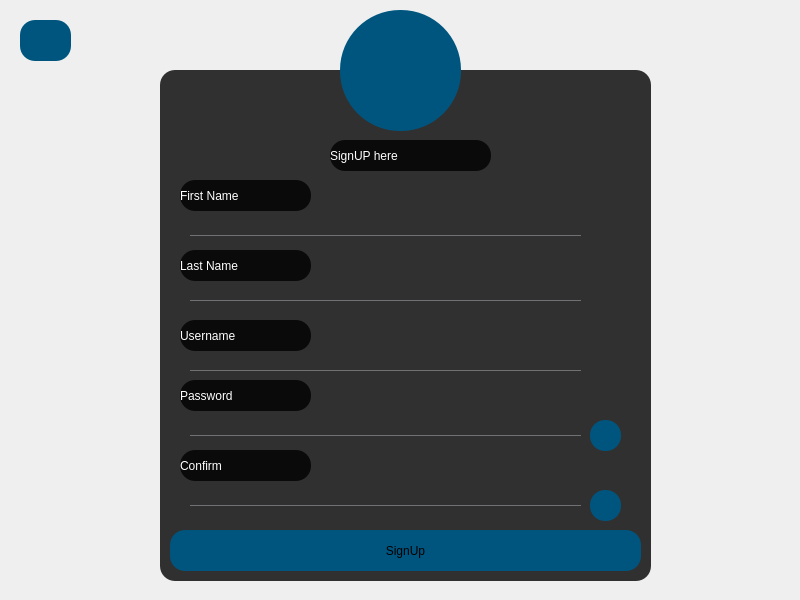
Before: the Qt Designer form messenger/signup.ui in aliomidi3002/Messenger, drawn with Qt 5.
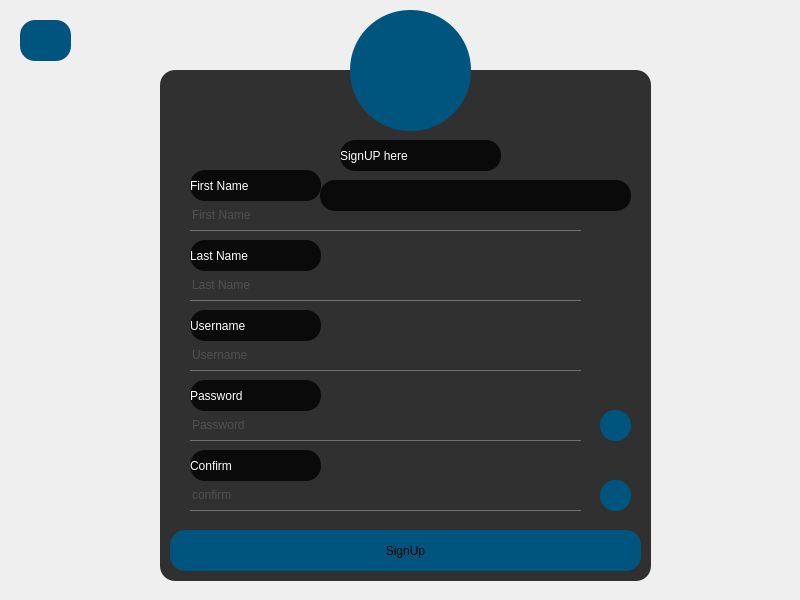
After: the same form once the commit is applied. Icons and pictures are not drawn.

```diff
--- a/messenger/signup.ui
+++ b/messenger/signup.ui
@@ -41,13 +41,6 @@
 }
 
 
-QLabel{
-color:white;
-border-radius:15px;
-font: 900 14pt &quot;Segoe UI Black&quot;;
-}
-
-
 QLineEdit{
 background:transparent;
 border:none;
@@ -73,12 +66,17 @@
    <widget class="QLabel" name="label">
     <property name="geometry">
      <rect>
-      <x>20</x>
-      <y>110</y>
+      <x>30</x>
+      <y>100</y>
       <width>131</width>
       <height>31</height>
      </rect>
     </property>
+    <property name="styleSheet">
+     <string notr="true">color:white;
+border-radius:15px;
+font: 900 14pt &quot;Segoe UI Black&quot;;</string>
+    </property>
     <property name="text">
      <string>First Name</string>
     </property>
@@ -86,12 +84,17 @@
    <widget class="QLabel" name="label_2">
     <property name="geometry">
      <rect>
-      <x>20</x>
-      <y>180</y>
+      <x>30</x>
+      <y>170</y>
       <width>131</width>
       <height>31</height>
      </rect>
     </property>
+    <property name="styleSheet">
+     <string notr="true">color:white;
+border-radius:15px;
+font: 900 14pt &quot;Segoe UI Black&quot;;</string>
+    </property>
     <property name="text">
      <string>Last Name</string>
     </property>
@@ -99,12 +102,17 @@
    <widget class="QLabel" name="label_3">
     <property name="geometry">
      <rect>
-      <x>20</x>
-      <y>250</y>
+      <x>30</x>
+      <y>240</y>
       <width>131</width>
       <height>31</height>
      </rect>
     </property>
+    <property name="styleSheet">
+     <string notr="true">color:white;
+border-radius:15px;
+font: 900 14pt &quot;Segoe UI Black&quot;;</string>
+    </property>
     <property name="text">
      <string>Username</string>
     </property>
@@ -112,12 +120,17 @@
    <widget class="QLabel" name="label_4">
     <property name="geometry">
      <rect>
-      <x>20</x>
+      <x>30</x>
       <y>310</y>
       <width>131</width>
       <height>31</height>
      </rect>
     </property>
+    <property name="styleSheet">
+     <string notr="true">color:white;
+border-radius:15px;
+font: 900 14pt &quot;Segoe UI Black&quot;;</string>
+    </property>
     <property name="text">
      <string>Password</string>
     </property>
@@ -125,12 +138,17 @@
    <widget class="QLabel" name="label_5">
     <property name="geometry">
      <rect>
-      <x>20</x>
+      <x>30</x>
       <y>380</y>
       <width>131</width>
       <height>31</height>
      </rect>
     </property>
+    <property name="styleSheet">
+     <string notr="true">color:white;
+border-radius:15px;
+font: 900 14pt &quot;Segoe UI Black&quot;;</string>
+    </property>
     <property name="text">
      <string>Confirm</string>
     </property>
@@ -138,12 +156,17 @@
    <widget class="QLabel" name="label_6">
     <property name="geometry">
      <rect>
-      <x>170</x>
+      <x>180</x>
       <y>70</y>
       <width>161</width>
       <height>31</height>
      </rect>
     </property>
+    <property name="styleSheet">
+     <string notr="true">color:white;
+border-radius:15px;
+font: 900 14pt &quot;Segoe UI Black&quot;;</string>
+    </property>
     <property name="text">
      <string>SignUP here</string>
     </property>
@@ -165,63 +188,93 @@
     <property name="geometry">
      <rect>
       <x>30</x>
-      <y>150</y>
+      <y>130</y>
       <width>391</width>
-      <height>16</height>
+      <height>31</height>
      </rect>
     </property>
+    <property name="styleSheet">
+     <string notr="true">font: 12pt &quot;Segoe UI&quot;;</string>
+    </property>
+    <property name="placeholderText">
+     <string>First Name</string>
+    </property>
    </widget>
    <widget class="QLineEdit" name="lineEdit_2">
     <property name="geometry">
      <rect>
       <x>30</x>
-      <y>210</y>
+      <y>200</y>
       <width>391</width>
-      <height>21</height>
+      <height>31</height>
      </rect>
     </property>
+    <property name="styleSheet">
+     <string notr="true">font: 12pt &quot;Segoe UI&quot;;</string>
+    </property>
+    <property name="placeholderText">
+     <string>Last Name</string>
+    </property>
    </widget>
    <widget class="QLineEdit" name="lineEdit_3">
     <property name="geometry">
      <rect>
       <x>30</x>
-      <y>280</y>
+      <y>270</y>
       <width>391</width>
-      <height>21</height>
+      <height>31</height>
      </rect>
     </property>
+    <property name="styleSheet">
+     <string notr="true">font: 12pt &quot;Segoe UI&quot;;</string>
+    </property>
+    <property name="placeholderText">
+     <string>Username</string>
+    </property>
    </widget>
    <widget class="QLineEdit" name="lineEdit_p">
     <property name="geometry">
      <rect>
       <x>30</x>
-      <y>350</y>
+      <y>340</y>
       <width>391</width>
-      <height>16</height>
+      <height>31</height>
      </rect>
     </property>
+    <property name="styleSheet">
+     <string notr="true">font: 12pt &quot;Segoe UI&quot;;</string>
+    </property>
     <property name="echoMode">
      <enum>QLineEdit::Password</enum>
     </property>
+    <property name="placeholderText">
+     <string>Password</string>
+    </property>
    </widget>
    <widget class="QLineEdit" name="lineEdit_c">
     <property name="geometry">
      <rect>
       <x>30</x>
-      <y>420</y>
+      <y>410</y>
       <width>391</width>
-      <height>16</height>
+      <height>31</height>
      </rect>
     </property>
+    <property name="styleSheet">
+     <string notr="true">font: 12pt &quot;Segoe UI&quot;;</string>
+    </property>
     <property name="echoMode">
      <enum>QLineEdit::Password</enum>
     </property>
+    <property name="placeholderText">
+     <string>confirm</string>
+    </property>
    </widget>
    <widget class="QPushButton" name="confirm">
     <property name="geometry">
      <rect>
-      <x>430</x>
-      <y>420</y>
+      <x>440</x>
+      <y>410</y>
       <width>31</width>
       <height>31</height>
      </rect>
@@ -243,8 +296,8 @@
    <widget class="QPushButton" name="showPassword">
     <property name="geometry">
      <rect>
-      <x>430</x>
-      <y>350</y>
+      <x>440</x>
+      <y>340</y>
       <width>31</width>
       <height>31</height>
      </rect>
@@ -263,29 +316,22 @@
      </size>
     </property>
    </widget>
-  </widget>
-  <widget class="QToolButton" name="toolButton">
-   <property name="geometry">
-    <rect>
-     <x>340</x>
-     <y>10</y>
-     <width>121</width>
-     <height>121</height>
-    </rect>
-   </property>
-   <property name="text">
-    <string/>
-   </property>
-   <property name="icon">
-    <iconset resource="images.qrc">
-     <normaloff>:/new/prefix1/image/Sample_User_Icon.png</normaloff>:/new/prefix1/image/Sample_User_Icon.png</iconset>
-   </property>
-   <property name="iconSize">
-    <size>
-     <width>70</width>
-     <height>70</height>
-    </size>
-   </property>
+   <widget class="QLabel" name="label_7">
+    <property name="geometry">
+     <rect>
+      <x>160</x>
+      <y>110</y>
+      <width>311</width>
+      <height>31</height>
+     </rect>
+    </property>
+    <property name="styleSheet">
+     <string notr="true"/>
+    </property>
+    <property name="text">
+     <string/>
+    </property>
+   </widget>
   </widget>
   <widget class="QPushButton" name="pushButton_4">
    <property name="geometry">
@@ -310,6 +356,62 @@
     </size>
    </property>
   </widget>
+  <widget class="QToolButton" name="toolButton">
+   <property name="geometry">
+    <rect>
+     <x>350</x>
+     <y>10</y>
+     <width>121</width>
+     <height>121</height>
+    </rect>
+   </property>
+   <property name="text">
+    <string/>
+   </property>
+   <property name="icon">
+    <iconset resource="images.qrc">
+     <normaloff>:/new/prefix1/image/Sample_User_Icon.png</normaloff>:/new/prefix1/image/Sample_User_Icon.png</iconset>
+   </property>
+   <property name="iconSize">
+    <size>
+     <width>70</width>
+     <height>70</height>
+    </size>
+   </property>
+  </widget>
+  <widget class="QWidget" name="">
+   <property name="geometry">
+    <rect>
+     <x>0</x>
+     <y>0</y>
+     <width>2</width>
+     <height>2</height>
+    </rect>
+   </property>
+   <layout class="QHBoxLayout" name="horizontalLayout"/>
+  </widget>
+  <widget class="QWidget" name="">
+   <property name="geometry">
+    <rect>
+     <x>0</x>
+     <y>0</y>
+     <width>2</width>
+     <height>2</height>
+    </rect>
+   </property>
+   <layout class="QHBoxLayout" name="horizontalLayout_3"/>
+  </widget>
+  <widget class="QWidget" name="">
+   <property name="geometry">
+    <rect>
+     <x>0</x>
+     <y>0</y>
+     <width>2</width>
+     <height>2</height>
+    </rect>
+   </property>
+   <layout class="QHBoxLayout" name="horizontalLayout_4"/>
+  </widget>
  </widget>
  <resources>
   <include location="images.qrc"/>
```
Left out of the diff: 6 changed lines with no effect on the pictures.
